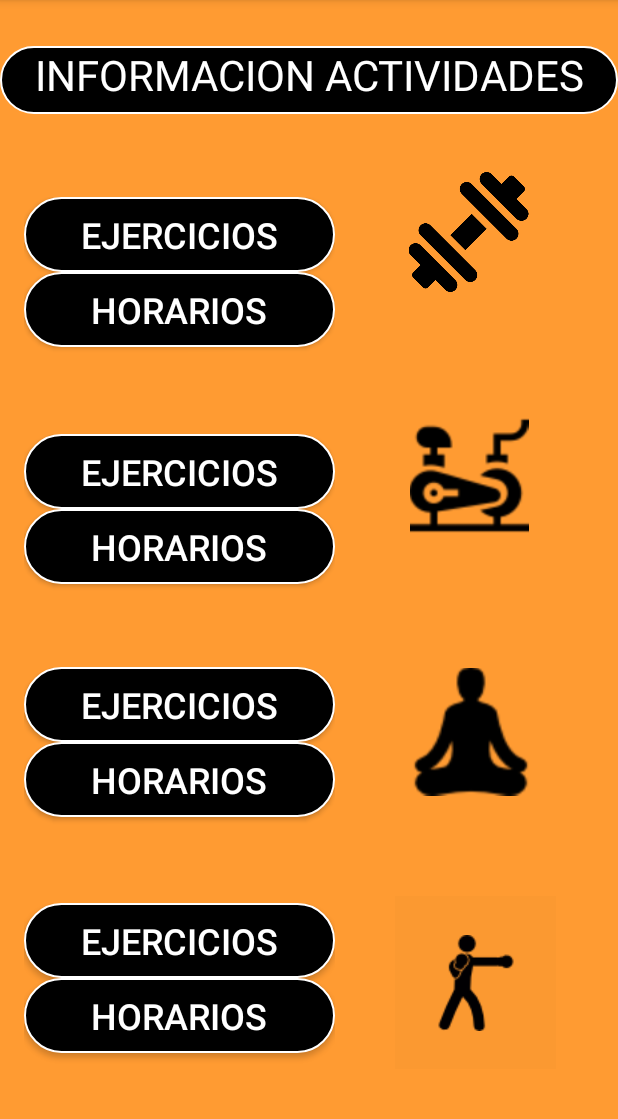
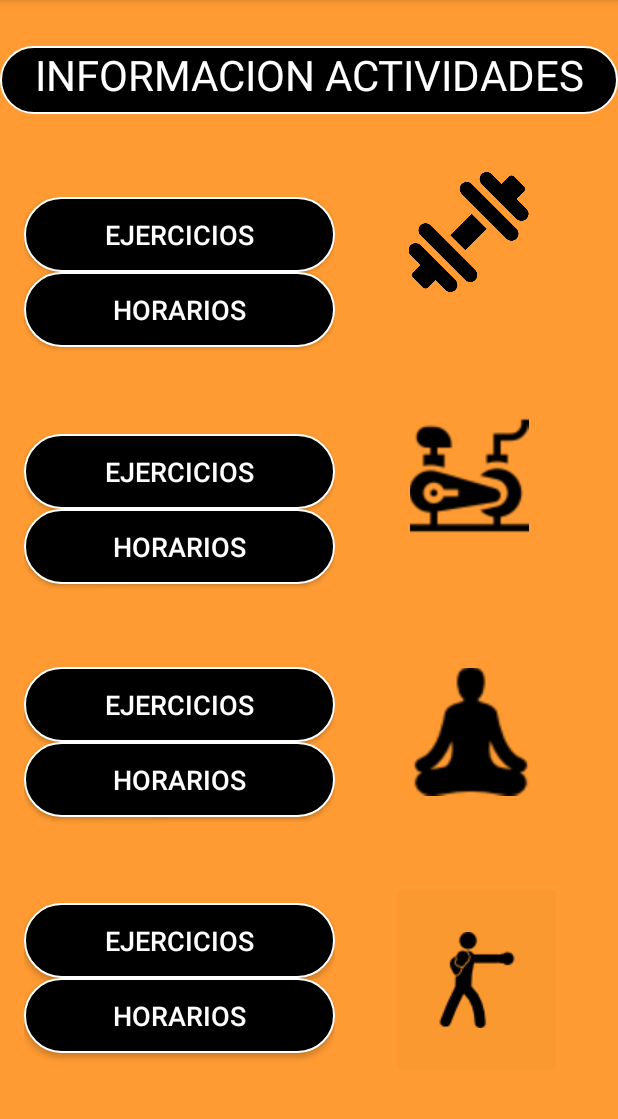
Before and after one commit to AlexC2496/PrimeraApp, an Android app: the MainActivity4Principal screen opened directly, with no data from a screen before it, on a phone screen of 412 x 824 dp, the part 84-1203 px from its top. Run offline under Robolectric (Android 15) with nearby library versions, the phone set to English and light mode, and no system bars.

Commit message:
28102020

```diff
--- a/app/src/main/res/layout/activity_main_activity3__registrarse.xml
+++ b/app/src/main/res/layout/activity_main_activity3__registrarse.xml
@@ -185,7 +185,7 @@
         android:layout_marginTop="32dp"
         android:layout_marginEnd="8dp"
         android:layout_marginBottom="44dp"
-        android:background="@color/colorFondo"
+        android:background="#F0FD9D37"
         app:layout_constraintBottom_toTopOf="@+id/editTextTextPersonName3"
         app:layout_constraintEnd_toEndOf="parent"
         app:layout_constraintStart_toStartOf="parent"
--- a/app/src/main/res/layout/activity_main_activity4_principal.xml
+++ b/app/src/main/res/layout/activity_main_activity4_principal.xml
@@ -41,7 +41,7 @@
                         android:text="Ejercicios"
                         android:textAlignment="center"
                         android:textColor="@android:color/background_light"
-                        android:textSize="24sp" />
+                        android:textSize="18sp" />
 
                     <Button
                         android:id="@+id/textView14"
@@ -51,7 +51,7 @@
                         android:text="Horarios"
                         android:textAlignment="center"
                         android:textColor="@android:color/background_light"
-                        android:textSize="24sp" />
+                        android:textSize="18sp" />
 
                 </LinearLayout>
 
@@ -68,7 +68,7 @@
                         android:text="Ejercicios"
                         android:textAlignment="center"
                         android:textColor="@android:color/background_light"
-                        android:textSize="24sp" />
+                        android:textSize="18sp" />
 
                     <Button
                         android:id="@+id/textView17"
@@ -78,7 +78,7 @@
                         android:text="Horarios"
                         android:textAlignment="center"
                         android:textColor="@android:color/background_light"
-                        android:textSize="24sp" />
+                        android:textSize="18sp" />
 
                 </LinearLayout>
 
@@ -97,7 +97,7 @@
                     android:text="Ejercicios"
                     android:textAlignment="center"
                     android:textColor="@android:color/background_light"
-                    android:textSize="24sp" />
+                    android:textSize="18sp" />
 
                 <Button
                     android:id="@+id/textView20"
@@ -107,7 +107,7 @@
                     android:text="Horarios"
                     android:textAlignment="center"
                     android:textColor="@android:color/background_light"
-                    android:textSize="24sp" />
+                    android:textSize="18sp" />
 
             </LinearLayout>
 
@@ -124,7 +124,7 @@
                     android:text="Ejercicios"
                     android:textAlignment="center"
                     android:textColor="@android:color/background_light"
-                    android:textSize="24sp" />
+                    android:textSize="18sp" />
 
                 <Button
                     android:id="@+id/textView23"
@@ -134,7 +134,7 @@
                     android:text="Horarios"
                     android:textAlignment="center"
                     android:textColor="@android:color/background_light"
-                    android:textSize="24sp" />
+                    android:textSize="18sp" />
 
             </LinearLayout>
         </LinearLayout>
@@ -195,8 +195,8 @@
 
     <ImageButton
         android:id="@+id/imageButton11"
-        android:layout_width="107dp"
-        android:layout_height="115dp"
+        android:layout_width="106dp"
+        android:layout_height="119dp"
         android:background="#F0FB9931"
         app:layout_constraintBottom_toBottomOf="parent"
         app:layout_constraintEnd_toEndOf="parent"
```
